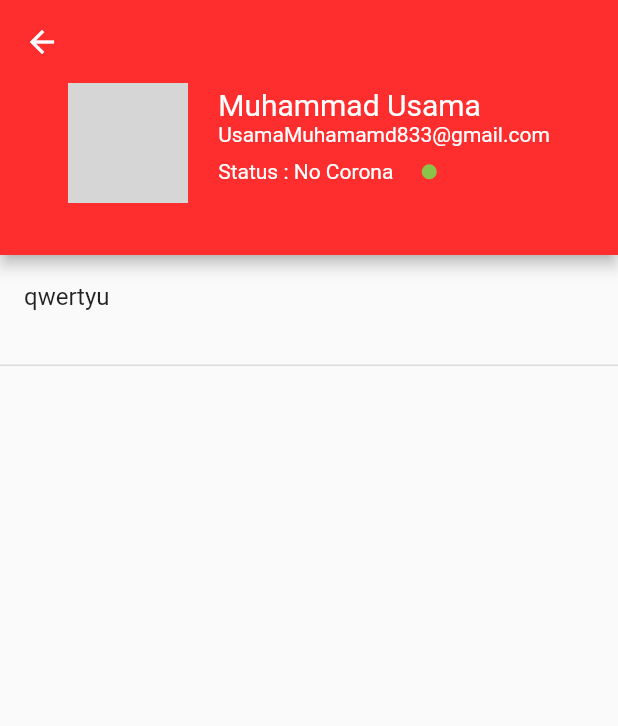
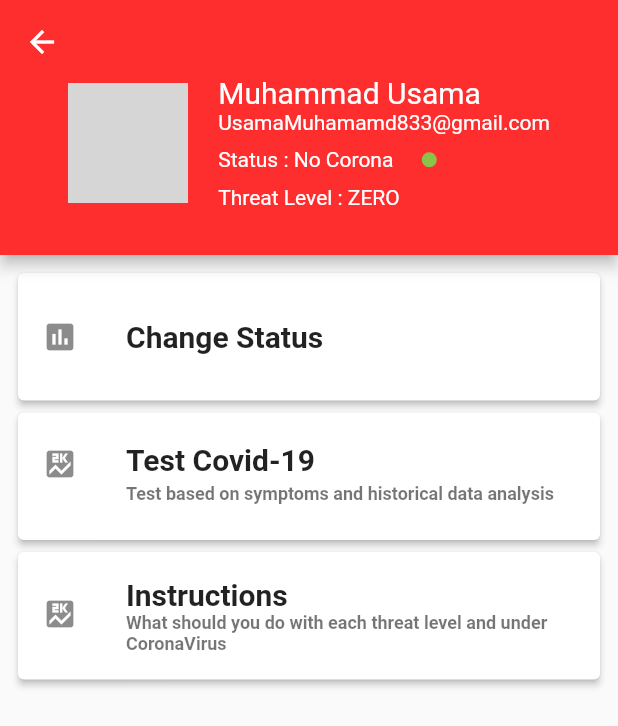
Before and after one commit to MuhammadUsama100/Covid-19-Tracker, a Flutter app: the UserProfile screen opened directly, on a phone screen of 412 x 824 dp. Shown: the top 726 px of the screen. Run offline on Flutter 3.47's test engine with Material 2 defaults, Android fonts, the phone set to English and light mode, and no system bars; our stand-ins replace cloud_firestore, firebase_auth, geolocator, google_sign_in, rxdart, shared_preferences; missing offline and left inert: drawer_component, flag; accounts and stored records are empty; network calls fail; statements that could not run were skipped; grey boxes are pictures that could not be loaded.

Commit message:
Screen Modeling and Drawer using Drawer_component and user profile

```diff
--- a/lib/constants/constantcolor.dart
+++ b/lib/constants/constantcolor.dart
@@ -1,6 +1,9 @@
 import 'package:flutter/cupertino.dart';
 
 final Color theamColor = Color.fromRGBO(255, 46, 46, 1);
+final Color drawerGradient = Color.fromRGBO(255, 97, 97, 1);
+final Color drawerGradient2 = Color.fromRGBO(255, 0, 0, 1);
+
 final String homePage = "HomePage";
 final String map =
     "https://foreignpolicy.com/wp-content/uploads/2020/03/coronavirus-map-040820-homepage.png";
--- a/lib/screens/Profile/profile.dart
+++ b/lib/screens/Profile/profile.dart
@@ -62,7 +62,14 @@ class _UserProfileState extends State<UserProfile> {
                             ),
                           )
                         ],
-                      )
+                      ),
+                      Row(
+                        children: <Widget>[
+                          Text("Threat Level : ",
+                              style: TextStyle(color: Colors.white)),
+                          Text("ZERO", style: TextStyle(color: Colors.white)),
+                        ],
+                      ),
                     ],
                   )),
                 ),
@@ -73,12 +80,64 @@ class _UserProfileState extends State<UserProfile> {
       ),
       body: ListView(
         children: <Widget>[
-          ListTile(
-            title: Text("qwertyu"),
+          Padding(
+            padding: const EdgeInsets.only(top: 8.0, right: 8.0, left: 8.0),
+            child: Card(
+              elevation: 2,
+              child: Container(
+                height: 85,
+                child: Center(
+                  child: ListTile(
+                    leading: Icon(Icons.insert_chart),
+                    title: Text("Change Status",
+                        style: TextStyle(
+                            fontSize: 20, fontWeight: FontWeight.bold)),
+                  ),
+                ),
+              ),
+            ),
           ),
-          Divider(
-            height: 35,
-            thickness: 1,
+          Padding(
+            padding: const EdgeInsets.only(right: 8.0, left: 8.0),
+            child: Card(
+              elevation: 2,
+              child: Container(
+                height: 85,
+                child: Center(
+                  child: ListTile(
+                    leading: Icon(Icons.score),
+                    title: Text("Test Covid-19 ",
+                        style: TextStyle(
+                            fontSize: 20, fontWeight: FontWeight.bold)),
+                    subtitle: Text(
+                        "Test based on symptoms and historical data analysis",
+                        style: TextStyle(
+                            fontSize: 12, fontWeight: FontWeight.bold)),
+                  ),
+                ),
+              ),
+            ),
+          ),
+          Padding(
+            padding: const EdgeInsets.only(right: 8.0, left: 8.0),
+            child: Card(
+              elevation: 2,
+              child: Container(
+                height: 85,
+                child: Center(
+                  child: ListTile(
+                    leading: Icon(Icons.score),
+                    title: Text("Instructions",
+                        style: TextStyle(
+                            fontSize: 20, fontWeight: FontWeight.bold)),
+                    subtitle: Text(
+                        "What should you do with each threat level and under CoronaVirus ",
+                        style: TextStyle(
+                            fontSize: 12, fontWeight: FontWeight.bold)),
+                  ),
+                ),
+              ),
+            ),
           ),
         ],
       ),
```
Also changed, not shown: lib/screens/Drawer/drawer.dart (+45 -4 lines), lib/screens/HomeScreen/homeScreen.dart (+6 -6 lines), lib/screens/About/about.dart (added), lib/screens/InterectionList/interactionList.dart (added), lib/screens/NewsFeeds/newsFeeds.dart (added).
